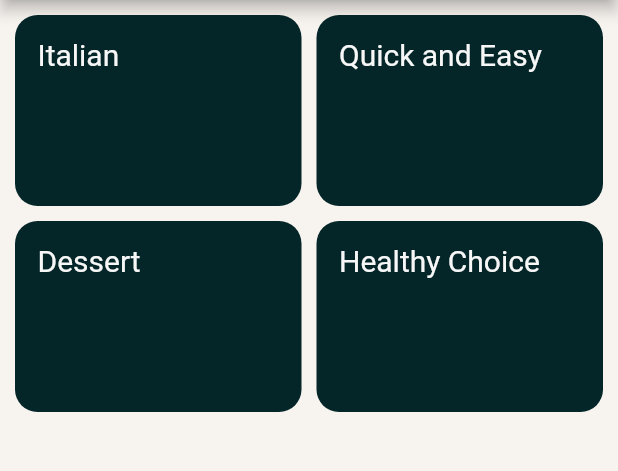
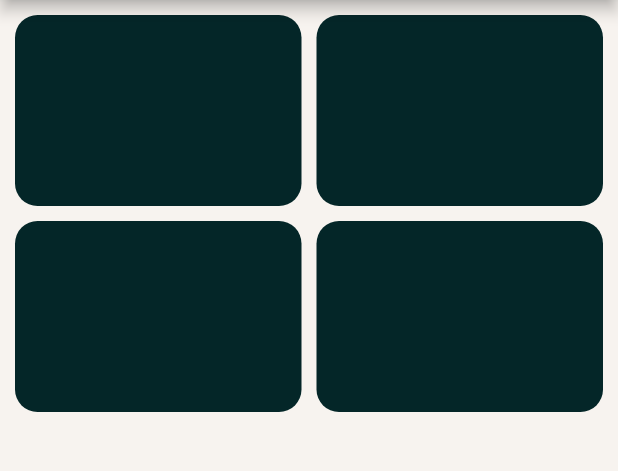
Before and after one commit to uzaircode/meal_planner_app, a Flutter app: the screen it shows after launch, on a phone screen of 412 x 824 dp, the part 84-555 px from its top. Run offline on Flutter 3.47's test engine with Material 2 defaults, Android fonts, the phone set to English and light mode, and no system bars.

Commit message:
revise code

```diff
--- a/lib/main.dart
+++ b/lib/main.dart
@@ -40,10 +40,10 @@ class MyApp extends StatelessWidget {
           primaryColor: Color.fromRGBO(4, 38, 40, 1.0),
           textTheme: ThemeData.light().textTheme.copyWith(
                 bodyText1: TextStyle(
-                  color: Color.fromRGBO(247, 247, 247, 1),
+                  color: Color.fromRGBO(4, 38, 40, 1.0),
                 ),
                 bodyText2: TextStyle(
-                  color: Color.fromRGBO(247, 247, 247, 1),
+                  color: Color.fromRGBO(4, 38, 40, 1.0),
                 ),
               ),
         ),
```
